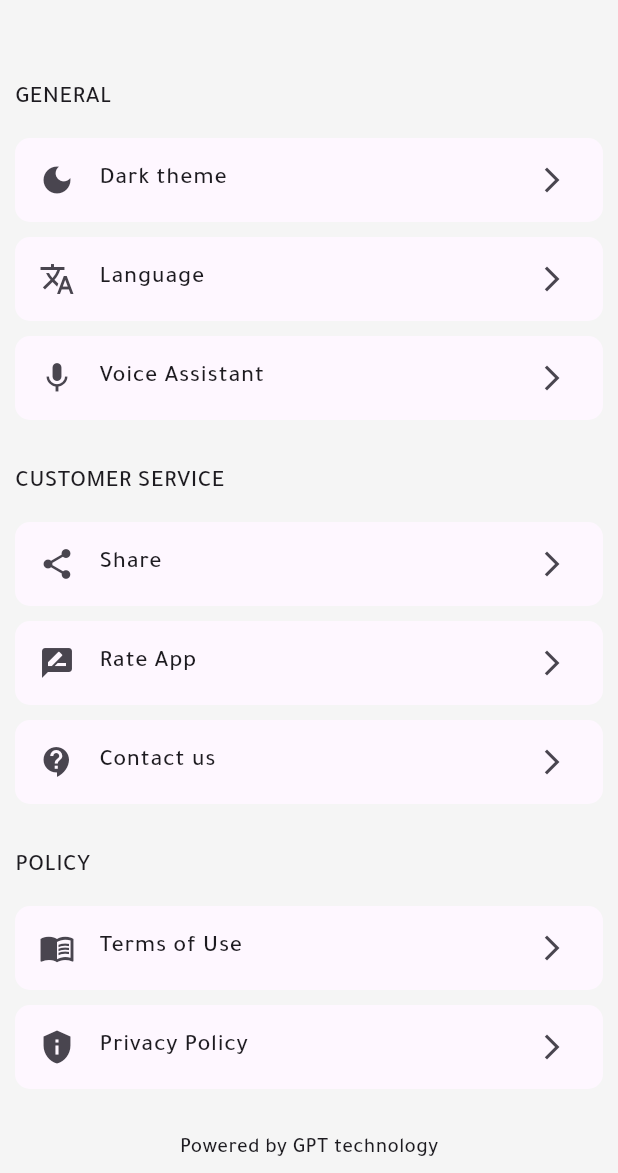
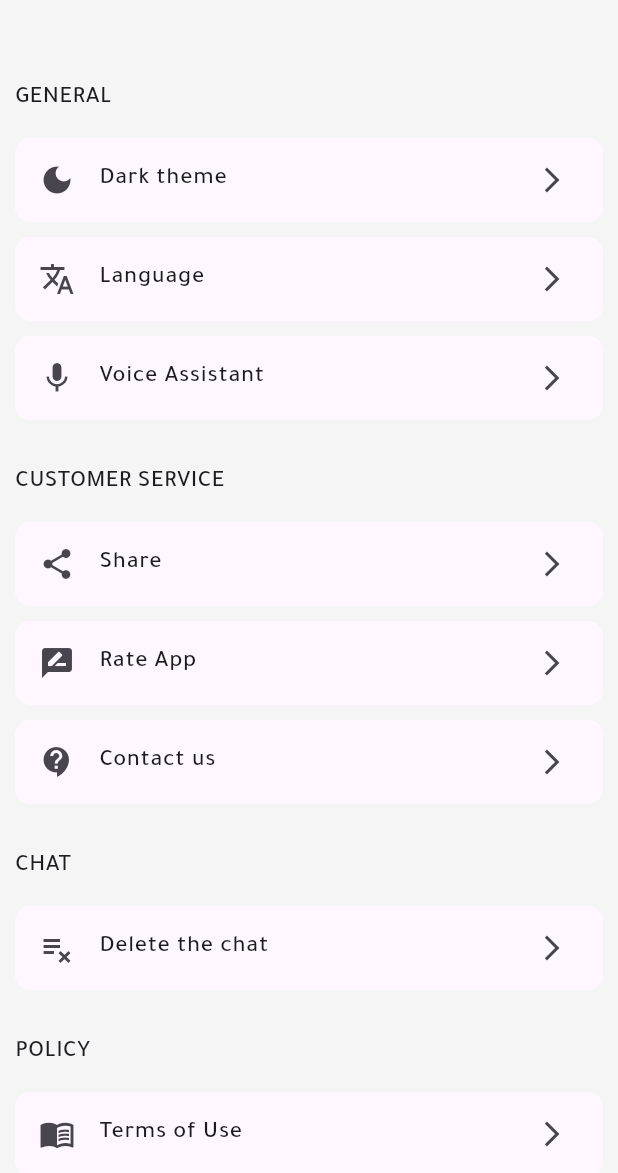
Before and after one commit to ModatherAli/chatbot, a Flutter app: the SettingsScreen screen opened directly, on a phone screen of 412 x 824 dp, the part 63-1236 px from its top. Run offline on Flutter 3.47's test engine with Material 2 defaults, Android fonts, the light colour scheme and no system bars; our stand-ins replace animated_splash_screen, animated_text_kit, auto_size_text, dropdown_button2, flutter_dotenv, flutter_easyloading and 6 more; accounts and stored records are empty.

Commit message:
new updates

```diff
--- a/lib/res/app_locale.dart
+++ b/lib/res/app_locale.dart
@@ -91,6 +91,11 @@ class AppLocale implements Translations {
           'Saved': 'تم',
           'System': 'مظهر الجهاز',
           'Delete': 'حذف',
+          'chat': 'المحادثة',
+          'This will remove all your message': 'هذا الخيار سيحذف جميع رسائلك',
+          'Back': 'رجوع',
+          'Remove all': 'حذف الكل',
+          'Delete the chat': 'حذف المحادثة',
         },
       };
 }
--- a/lib/screens/chat/widgets/message _widget.dart
+++ b/lib/screens/chat/widgets/message _widget.dart
@@ -83,8 +83,7 @@ class MessageWidget extends StatelessWidget {
                       TypewriterAnimatedText(
                         text,
                         textStyle: TextStyle(
-                          fontSize: 15,
-                          fontWeight: FontWeight.w500,
+                          fontSize: 14.5,
                           color: textColor,
                         ),
                         speed: const Duration(milliseconds: 100),
@@ -94,7 +93,6 @@ class MessageWidget extends StatelessWidget {
                   text,
                   style: TextStyle(
                     fontSize: 15,
-                    fontWeight: FontWeight.w500,
                     color: textColor,
                   ),
                 ),
--- a/lib/screens/settings/settings_screen.dart
+++ b/lib/screens/settings/settings_screen.dart
@@ -3,6 +3,7 @@ import 'package:get/get.dart';
 import 'package:page_transition/page_transition.dart';
 import 'package:share_plus/share_plus.dart';
 
+import '../../controller/chat_controller.dart';
 import '../../helper/helper_services.dart';
 import '../../res/constants.dart';
 import '../widgets/widgets.dart';
@@ -22,11 +23,12 @@ class _SettingsScreenState extends State<SettingsScreen> {
       'https://play.google.com/store/apps/details?id=${Constants.appID}';
   final String _policyLink = 'https://229877.hostmypolicy.com';
 
+  ChatController _chatController = Get.find();
   @override
   Widget build(BuildContext context) {
     return Scaffold(
       appBar: AppBar(
-        title: Text('SETTINGS'.tr),
+        title: Text('SETTINGS'),
         centerTitle: true,
       ),
       body: ListView(
@@ -91,11 +93,35 @@ class _SettingsScreenState extends State<SettingsScreen> {
                 title: 'Contact us',
                 iconData: Icons.contact_support,
               ),
+            ],
+          ),
+          WidgetsCollection(
+            title: 'chat',
+            children: [
+              MyListTile(
+                onTap: () {
+                  Get.defaultDialog(
+                    title: 'This will remove all your message'.tr,
+                    content: SizedBox(),
+                    onCancel: () {},
+                    textCancel: 'Back'.tr,
+                    textConfirm: 'Remove all'.tr,
+                    onConfirm: () {
+                      _chatController.deleteAllChat();
+                      Get.back();
+                    },
+                  );
+                },
+                title: 'Delete the chat',
+                iconData: Icons.playlist_remove_outlined,
+              ),
+            ],
+          ),
           WidgetsCollection(
             title: 'policy',
             children: [
               MyListTile(
-                    title: 'Terms of Use'.tr,
+                title: 'Terms of Use',
                 onTap: () {
                   HelperServices.lunchUrl(_policyLink);
                 },
@@ -105,15 +131,13 @@ class _SettingsScreenState extends State<SettingsScreen> {
                 onTap: () {
                   HelperServices.lunchUrl(_policyLink);
                 },
-                    title: 'Privacy Policy'.tr,
+                title: 'Privacy Policy',
                 iconData: Icons.privacy_tip,
               ),
             ],
           ),
           const SizedBox(height: 30),
-              const Text('Powered by GPT technology'),
-            ],
-          ),
+          Center(child: const Text('Powered by GPT technology')),
         ],
       ),
     );
--- a/lib/screens/widgets/mic_view.dart
+++ b/lib/screens/widgets/mic_view.dart
@@ -44,8 +44,8 @@ class _MicViewState extends State<MicView> {
               crossAxisAlignment: CrossAxisAlignment.end,
               children: [
                 const SizedBox(
-                  width: 60,
-                  height: 60,
+                  width: 50,
+                  height: 50,
                 ),
                 GestureDetector(
                   onTap: widget.onRecord,
```
Also changed, not shown: lib/controller/chat_controller.dart (+8 -0 lines). Lines whose indentation alone changed are shown as unchanged.
